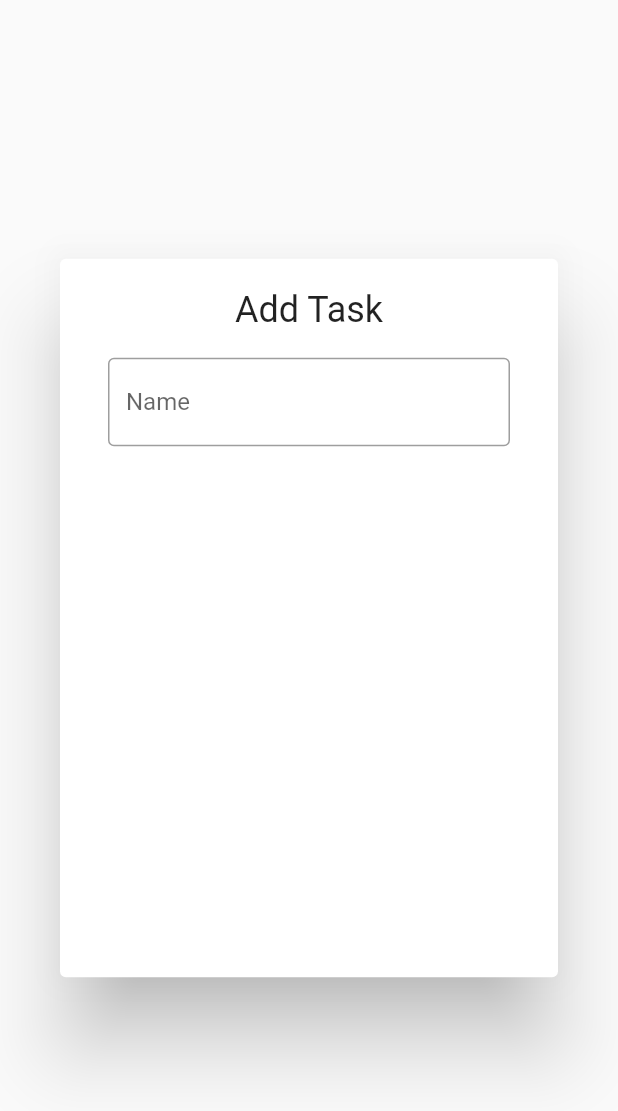
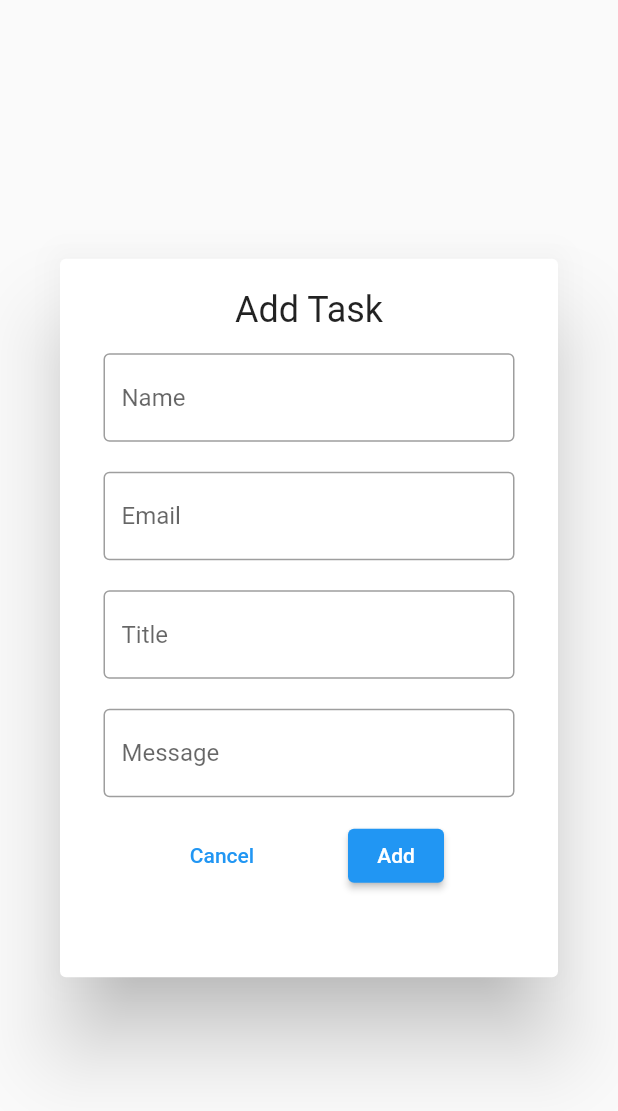
Before and after one commit to rahulmukh1ya/todo_bloc_app, a Flutter app: the AddTaskScreen widget shown alone on an empty page, opened directly, on a phone screen of 412 x 824 dp. Shown: the top 1111 px of the screen. Run offline on Flutter 3.47's test engine with Material 2 defaults, Android fonts, the phone set to English and light mode, and no system bars; our stand-ins replace bloc, equatable, flutter_bloc.

Commit message:
Issue: Bloc validation Not Working

```diff
--- a/lib/blocs/form_bloc/bloc/form_bloc.dart
+++ b/lib/blocs/form_bloc/bloc/form_bloc.dart
@@ -3,12 +3,18 @@ import 'package:bloc/bloc.dart';
 import 'package:todo_bloc_app/blocs/form_bloc/bloc/form_bloc_event.dart';
 import 'package:todo_bloc_app/blocs/form_bloc/bloc/form_bloc_state.dart';
 import 'package:todo_bloc_app/blocs/form_bloc/models/bloc_form_item.dart';
+import 'package:todo_bloc_app/utils/extensions.dart';
 
 // import '../../bloc_exports.dart';
 
 class FormBloc extends Bloc<FormScreenEvent, FormScreenState> {
   FormBloc() : super(const FormScreenState()) {
     on<InitEvent>(_initFormState);
+    on<NameChangedEvent>(_onNameChanged);
+    on<EmailChangedEvent>(_onEmailChanged);
+    on<TitleChangedEvent>(_onTitleChanged);
+    on<MessageChangedEvent>(_onMessageChanged);
+    on<FormSubmitEvent>(_onFormSubmitted);
   }
 
   final _formKey = GlobalKey<FormState>();
@@ -22,11 +28,71 @@ class FormBloc extends Bloc<FormScreenEvent, FormScreenState> {
     NameChangedEvent event,
     Emitter<FormScreenState> emit,
   ) async {
-    emit(state.copyWith(
+    emit(
+      state.copyWith(
         formKey: _formKey,
         name: BlocFormItem(
           value: event.name.value,
-          // error: event.name.value.isValidName ? null : 'Enter name',
-        )));
+          error: event.name.value.isValidName ? null : 'Enter name',
+        ),
+      ),
+    );
   }
+
+  Future<void> _onEmailChanged(
+    EmailChangedEvent event,
+    Emitter<FormScreenState> emit,
+  ) async {
+    emit(
+      state.copyWith(
+        formKey: _formKey,
+        name: BlocFormItem(
+          value: event.email.value,
+          error: event.email.value.isValidEmail ? null : 'Enter email',
+        ),
+      ),
+    );
+  }
+
+  Future<void> _onTitleChanged(
+    TitleChangedEvent event,
+    Emitter<FormScreenState> emit,
+  ) async {
+    emit(
+      state.copyWith(
+        formKey: _formKey,
+        name: BlocFormItem(
+          value: event.title.value,
+          error: event.title.value.isValidTitle ? null : 'Enter title',
+        ),
+      ),
+    );
+  }
+
+  Future<void> _onMessageChanged(
+    MessageChangedEvent event,
+    Emitter<FormScreenState> emit,
+  ) async {
+    emit(
+      state.copyWith(
+        formKey: _formKey,
+        name: BlocFormItem(
+          value: event.message.value,
+          error: event.message.value.isValidMessage ? null : 'Enter message',
+        ),
+      ),
+    );
+  }
+
+
+  Future<void> _onFormSubmitted(
+    FormSubmitEvent event,
+    Emitter<FormScreenState> emit,
+  ) async {
+    if(_formKey.currentState!.validate()){
+        // add to the tasks
+    }
+  }
+
+
 }
--- a/lib/blocs/form_bloc/bloc/form_bloc_event.dart
+++ b/lib/blocs/form_bloc/bloc/form_bloc_event.dart
@@ -1,13 +1,12 @@
 import 'package:equatable/equatable.dart';
 // import 'package:flutter/services.dart';
 import 'package:todo_bloc_app/blocs/form_bloc/models/bloc_form_item.dart';
-
 
 abstract class FormScreenEvent extends Equatable {
   const FormScreenEvent();
 
   @override
-  List<Object?> get props => [];
+  List<Object> get props => [];
 }
 
 class InitEvent extends FormScreenEvent {
@@ -20,7 +19,7 @@ class NameChangedEvent extends FormScreenEvent {
   final BlocFormItem name;
 
   @override
-  List<Object?> get props => [name];
+  List<Object> get props => [name];
 }
 
 class EmailChangedEvent extends FormScreenEvent {
@@ -29,7 +28,7 @@ class EmailChangedEvent extends FormScreenEvent {
   final BlocFormItem email;
 
   @override
-  List<Object?> get props => [email];
+  List<Object> get props => [email];
 }
 
 class TitleChangedEvent extends FormScreenEvent {
@@ -38,7 +37,7 @@ class TitleChangedEvent extends FormScreenEvent {
   final BlocFormItem title;
 
   @override
-  List<Object?> get props => [title];
+  List<Object> get props => [title];
 }
 
 class MessageChangedEvent extends FormScreenEvent {
@@ -47,7 +46,7 @@ class MessageChangedEvent extends FormScreenEvent {
   final BlocFormItem message;
 
   @override
-  List<Object?> get props => [message];
+  List<Object> get props => [message];
 }
 
 class DateTimeChangedEvent extends FormScreenEvent {
@@ -56,10 +55,9 @@ class DateTimeChangedEvent extends FormScreenEvent {
   final BlocFormItem dateTime;
 
   @override
-  List<Object?> get props => [dateTime];
+  List<Object> get props => [dateTime];
 }
 
-
 class FormSubmitEvent extends FormScreenEvent {
-
+  const FormSubmitEvent();
 }
--- a/lib/blocs/form_bloc/bloc/form_bloc_state.dart
+++ b/lib/blocs/form_bloc/bloc/form_bloc_state.dart
@@ -7,23 +7,24 @@ class FormScreenState extends Equatable {
   final BlocFormItem email;
   final BlocFormItem title;
   final BlocFormItem message;
-  final BlocFormItem dateTime;
+  // final BlocFormItem dateTime;
   final GlobalKey<FormState>? formKey;
 
-  const FormScreenState(
-      {this.name = const BlocFormItem(error: 'Enter name'),
-      this.email = const BlocFormItem(error: 'Enter email'),
-      this.title = const BlocFormItem(error: 'Enter title'),
-      this.message = const BlocFormItem(error: 'Enter message'),
-      this.dateTime = const BlocFormItem(error: 'Enter date time'),
-      this.formKey});
+  const FormScreenState({
+    this.name = const BlocFormItem(error: 'Enter name'),
+    this.email = const BlocFormItem(error: 'Enter email'),
+    this.title = const BlocFormItem(error: 'Enter title'),
+    this.message = const BlocFormItem(error: 'Enter message'),
+    // this.dateTime = const BlocFormItem(error: 'Enter date time'),
+    this.formKey,
+  });
 
   FormScreenState copyWith({
     BlocFormItem? name,
     BlocFormItem? email,
     BlocFormItem? title,
     BlocFormItem? message,
-    BlocFormItem? dateTime,
+    // BlocFormItem? dateTime,
     GlobalKey<FormState>? formKey,
   }) {
     return FormScreenState(
@@ -31,10 +32,12 @@ class FormScreenState extends Equatable {
         email: email ?? this.email,
         title: title ?? this.title,
         message: message ?? this.message,
-        dateTime: dateTime ?? this.dateTime,
+        // dateTime: dateTime ?? this.dateTime,
         formKey: formKey);
   }
 
   @override
-  List<Object?> get props => [name, email, title, message, dateTime, formKey];
+  List<Object?> get props => [name, email, title, message];
+  // put dateTime later
+  //removed formKey
 }
--- a/lib/main.dart
+++ b/lib/main.dart
@@ -1,4 +1,5 @@
 import 'package:flutter/material.dart';
+import 'package:todo_bloc_app/blocs/form_bloc/bloc/form_bloc_event.dart';
 // import 'package:todo_bloc_app/models/task.dart';
 import 'package:todo_bloc_app/screens/tasks_screen.dart';
 import 'blocs/bloc_exports.dart';
@@ -19,7 +20,7 @@ class MyApp extends StatelessWidget {
           create: (context) => TaskBloc(),
         ),
         BlocProvider(
-          create: (context) => FormBloc(),
+          create: (context) => FormBloc()..add(const InitEvent()),
         ),
       ],
       child: MaterialApp(
@@ -30,3 +31,21 @@ class MyApp extends StatelessWidget {
     );
   }
 }
+
+// Widget build(BuildContext context) {
+//   return MultiBlocProvider(
+//     providers: [
+//       BlocProvider(
+//         create: (context) => TaskBloc(),
+//       ),
+//       BlocProvider(
+//         create: (context) => FormBloc()..add(const InitEvent()),
+//       ),
+//     ],
+//     child: MaterialApp(
+//       title: 'Todo App',
+//       theme: ThemeData(primarySwatch: Colors.blue),
+//       home: const TasksScreen(),
+//     ),
+//   );
+// }
--- a/lib/screens/add_task_screen.dart
+++ b/lib/screens/add_task_screen.dart
@@ -1,8 +1,9 @@
 import 'package:flutter/material.dart';
 import 'package:flutter/services.dart';
+import 'package:todo_bloc_app/blocs/form_bloc/bloc/form_bloc_event.dart';
+import 'package:todo_bloc_app/blocs/form_bloc/models/bloc_form_item.dart';
 import 'package:todo_bloc_app/widgets/custom_form_field.dart';
 import '../blocs/bloc_exports.dart';
-// import '../blocs/form_bloc/bloc/form_bloc_state.dart';
 import '../blocs/form_bloc/bloc/form_bloc_state.dart';
 // import '../models/task.dart';
 
@@ -29,6 +30,7 @@ class AddTaskScreen extends StatelessWidget {
           child: BlocBuilder<FormBloc, FormScreenState>(
             builder: (context, state) {
               return Form(
+                key: state.formKey,
                 child: Column(children: [
                   const Text(
                     'Add Task',
@@ -42,7 +44,72 @@ class AddTaskScreen extends StatelessWidget {
                         RegExp(r"[a-zA-Z]+|\s"),
                       )
                     ],
+                    onChanged: (val) {
+                      BlocProvider.of<FormBloc>(context).add(
+                          NameChangedEvent(name: BlocFormItem(value: val!)));
+                    },
+                    validator: (val) {
+                      return state.name.error;
+                    },
                   ),
+                  const SizedBox(height: 10),
+                  CustomFormField(
+                    hintText: 'Email',
+                    onChanged: (val) {
+                      BlocProvider.of<FormBloc>(context).add(
+                          EmailChangedEvent(email: BlocFormItem(value: val!)));
+                    },
+                    validator: (val) {
+                      return state.email.error;
+                    },
+                  ),
+                  const SizedBox(height: 10),
+                  CustomFormField(
+                    hintText: 'Title',
+                    onChanged: (val) {
+                      BlocProvider.of<FormBloc>(context).add(
+                          TitleChangedEvent(title: BlocFormItem(value: val!)));
+                    },
+                    validator: (val) {
+                      return state.title.error;
+                    },
+                  ),
+                  const SizedBox(height: 10),
+                  CustomFormField(
+                    hintText: 'Message',
+                    onChanged: (val) {
+                      BlocProvider.of<FormBloc>(context).add(
+                          MessageChangedEvent(
+                              message: BlocFormItem(value: val!)));
+                    },
+                    validator: (val) {
+                      return state.message.error;
+                    },
+                  ),
+                  const SizedBox(height: 10),
+                  Row(
+                    mainAxisAlignment: MainAxisAlignment.spaceEvenly,
+                    children: [
+                      TextButton(
+                        onPressed: () => Navigator.pop(context),
+                        child: const Text('Cancel'),
+                      ),
+                      ElevatedButton(
+                        onPressed: () {
+                          // var task = Task (
+                          //   name: state.name.value,
+                          //   email: state.email.value,
+                          //   title: state.title.value,
+                          //   message: state.message.value,
+                          //   dateTime: dateTime
+                          // );
+                          // context.read<TaskBloc>().add(AddTask(task: task));
+                          Navigator.pop(context);
+                        },
+                        child: const Text('Add'),
+                      )
+                    ],
+                  )
                 ]),
               );
             },
--- a/lib/widgets/custom_form_field.dart
+++ b/lib/widgets/custom_form_field.dart
@@ -18,7 +18,7 @@ class CustomFormField extends StatelessWidget {
   @override
   Widget build(BuildContext context) {
     return Padding(
-      padding: const EdgeInsets.all(8),
+      padding: const EdgeInsets.all(5),
       child: TextFormField(
         inputFormatters: inputFormatters,
         validator: validator,
```
